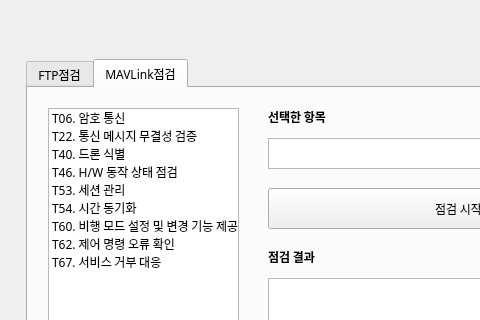
Above: ui/PX4Inspector.ui from Herrtane/PX4Inspector before the change; both pictures show x 0 to 480 and y 0 to 320 of the 910 by 650 pixel window. Below: the same form after it.
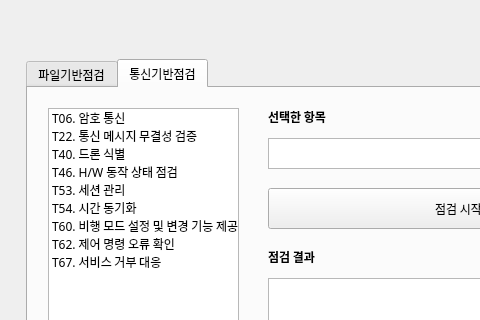
That is the form after the change.

Patch:
```diff
--- a/ui/PX4Inspector.ui
+++ b/ui/PX4Inspector.ui
@@ -83,7 +83,7 @@
     </property>
     <widget class="QWidget" name="FTPTab">
      <attribute name="title">
-      <string>FTP점검</string>
+      <string>파일기반점검</string>
      </attribute>
      <widget class="QTableWidget" name="ftp_result_tableWidget">
       <property name="geometry">
@@ -331,7 +331,7 @@
     </widget>
     <widget class="QWidget" name="MAVTab">
      <attribute name="title">
-      <string>MAVLink점검</string>
+      <string>통신기반점검</string>
      </attribute>
      <widget class="QListWidget" name="mavlink_listWidget">
       <property name="geometry">
```
